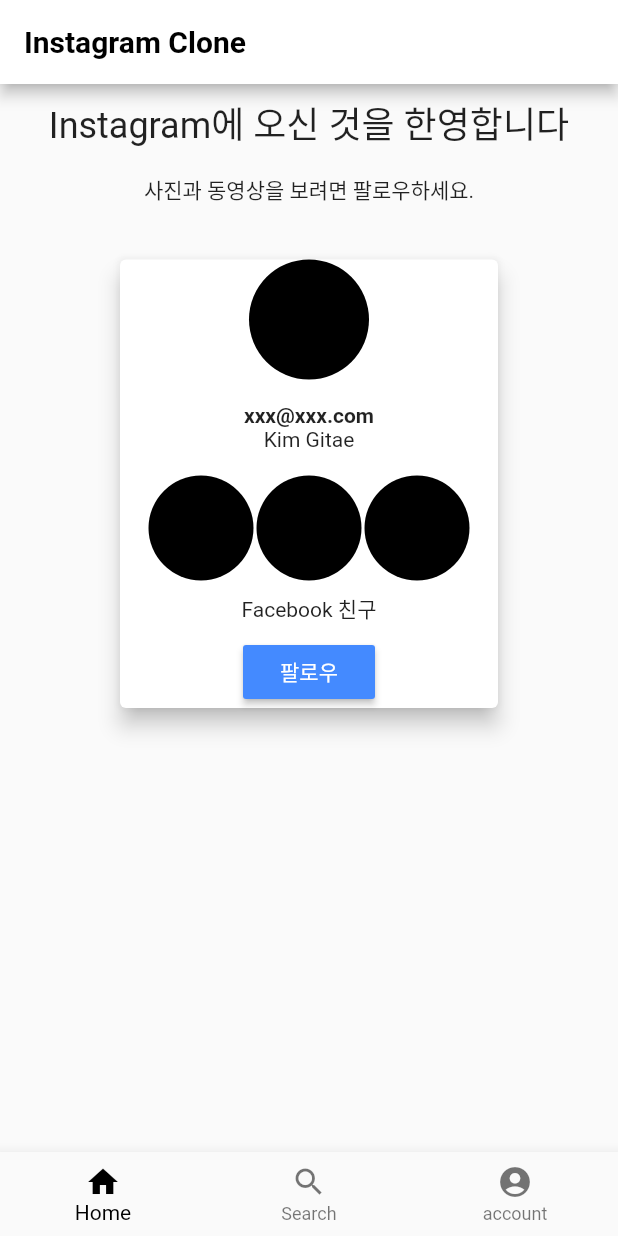
After one commit to 1004gite/Study_flutter, a Flutter app: the screen it shows after launch, after a tap on "인스타그램 클론", on a phone screen of 412 x 824 dp. The commit adds this screen. Run offline on Flutter 3.47's test engine with Material 2 defaults, Android fonts, the phone set to English and light mode, and no system bars.

Commit message:
인스타그램 클론페이지 HomePage

```diff
--- /dev/null
+++ b/lib/clone_ins.dart
@@ -0,0 +1,19 @@
+import 'package:flutter/material.dart';
+import 'tab_page.dart';
+
+class RootPage extends StatelessWidget {
+  const RootPage({Key? key}) : super(key: key);
+
+  @override
+  Widget build(BuildContext context) {
+    return MaterialApp(
+        title: 'Flutter Demo',
+        theme: ThemeData(
+            primarySwatch: Colors.blue,
+            primaryColor: Colors.white,
+            accentColor: Colors.black
+        ),
+        home: TabPage()
+    );
+  }
+}
--- /dev/null
+++ b/lib/login_page.dart
@@ -0,0 +1,12 @@
+import 'package:flutter/material.dart';
+
+class LoginPage extends StatelessWidget {
+  const LoginPage({Key? key}) : super(key: key);
+
+  @override
+  Widget build(BuildContext context) {
+    return Container(
+      child: Text('loginPage'),
+    );
+  }
+}
--- a/lib/main.dart
+++ b/lib/main.dart
@@ -1,5 +1,6 @@
 import 'package:flutter/material.dart';
 import 'package:flutter/cupertino.dart';
+import 'clone_ins.dart';
 import 'second_page.dart';
 
 void main() => runApp(MyApp());
@@ -10,7 +11,7 @@ class MyApp extends StatelessWidget {
     return MaterialApp(
       title: 'Flutter Demo',
       theme: ThemeData(
-        primarySwatch: Colors.blue,
+        primarySwatch: Colors.blue
       ),
       //위쪽에서 기본적인 테마를 정한 후 아래의 내용은 HelloPage에서 관리
       home: HelloPage('Hello World')
@@ -63,13 +64,24 @@ class _HelloPageState extends State<HelloPage> {
                 }
             ),
             RaisedButton(
-              child: Text('화면전환'),
+              child: Text('화면전환 테스트'),
                 onPressed: () {
                   Navigator.push(
                     context,
                     MaterialPageRoute(
                         builder: (context) => SecondPage()
                     )
+                  );
+                }
+            ),
+            RaisedButton(
+                child: Text('인스타그램 클론'),
+                onPressed: () {
+                  Navigator.push(
+                      context,
+                      MaterialPageRoute(
+                          builder: (context) => RootPage()
+                      )
                   );
                 }
             )
--- /dev/null
+++ b/lib/tab_page.dart
@@ -0,0 +1,42 @@
+import 'package:flutter/material.dart';
+import 'package:flutter_base/tab_pages/home_page.dart';
+
+class TabPage extends StatefulWidget {
+  const TabPage({Key? key}) : super(key: key);
+
+  @override
+  _TabPageState createState() => _TabPageState();
+}
+
+class _TabPageState extends State<TabPage> {
+  int _selectedIndex = 0;
+
+  List _pages = [
+    HomePage(),
+    Text('page2'),
+    Text('page3'),
+  ];
+
+  @override
+  Widget build(BuildContext context) {
+    return Scaffold(
+      body: _pages[_selectedIndex],
+      bottomNavigationBar: BottomNavigationBar(
+        fixedColor: Colors.black,
+        onTap: _onItemTabed,
+        currentIndex: _selectedIndex,
+        items: [
+          BottomNavigationBarItem(icon: Icon(Icons.home),title: Text('Home')),
+          BottomNavigationBarItem(icon: Icon(Icons.search),title: Text('Search')),
+          BottomNavigationBarItem(icon: Icon(Icons.account_circle),title: Text('account')),
+        ],
+      ),
+    );
+  }
+
+  void _onItemTabed(int value) {
+    setState(() {
+      _selectedIndex = value;
+    });
+  }
+}
--- /dev/null
+++ b/lib/tab_pages/home_page.dart
@@ -0,0 +1,104 @@
+import 'package:flutter/material.dart';
+
+class HomePage extends StatelessWidget {
+  const HomePage({Key? key}) : super(key: key);
+
+  @override
+  Widget build(BuildContext context) {
+    return Scaffold(
+      appBar: AppBar(
+        title: Text('Instagram Clone',
+        style: TextStyle(color: Colors.black,fontWeight: FontWeight.bold),),
+      ),
+      body: _buildBody(),
+    );
+  }
+
+  Widget _buildBody() {
+    return Padding(
+      //모든 모서리에 패딩 적용
+      padding: EdgeInsets.all(8.0),
+      //아이폰을 위한 safearea 적용
+      child: SafeArea(
+        child: SingleChildScrollView(
+          child: Center(
+            child: Column(
+              children: [
+                Text('Instagram에 오신 것을 한영합니다',
+                  style: TextStyle(fontSize: 24.0),
+                ),
+                //Text사이에 간격을 주기 위한 Padding
+                Padding(padding: EdgeInsets.all(8.0)),
+                Text('사진과 동영상을 보려면 팔로우하세요.'),
+                Padding(padding: EdgeInsets.all(16.0)),
+                //widget의 크기를 정하기 위한 SizedBox
+                SizedBox(
+                  width: 260.0,
+                  child: Card(
+                    //elevation 옵션으로 Card 위젯의 그림자 깊이를 설정
+                    elevation: 6.0,
+                    child: Column(
+                      children: [
+                        SizedBox(
+                          width: 80.0,
+                          height: 80.0,
+                          child: CircleAvatar(
+                            backgroundColor: Colors.black,
+                          ),
+                        ),
+                        Padding(padding: EdgeInsets.all(8.0)),
+                        Text('xxx@xxx.com',
+                          style: TextStyle(fontWeight: FontWeight.bold),
+                        ),
+                        Text('Kim Gitae'),
+                        Padding(padding: EdgeInsets.all(8.0)),
+                        Row(
+                          mainAxisAlignment: MainAxisAlignment.center,
+                          children: [
+                            SizedBox(
+                              width: 70.0,
+                              height: 70.0,
+                              //사진 사용시 fit 옵션으로 비율을 정할 수 있음
+                              child: CircleAvatar(
+                                backgroundColor: Colors.black,
+                              ),
+                            ),
+                            Padding(padding: EdgeInsets.all(1.0)),
+                            SizedBox(
+                              width: 70.0,
+                              height: 70.0,
+                              child: CircleAvatar(
+                                backgroundColor: Colors.black,
+                              ),
+                            ),
+                            Padding(padding: EdgeInsets.all(1.0)),
+                            SizedBox(
+                              width: 70.0,
+                              height: 70.0,
+                              child: CircleAvatar(
+                                backgroundColor: Colors.black,
+                              ),
+                            ),
+                          ],
+                        ),
+                        Padding(padding: EdgeInsets.all(4.0)),
+                        Text('Facebook 친구'),
+                        Padding(padding: EdgeInsets.all(4.0)),
+                        RaisedButton(
+                          onPressed: () {},
+                          color: Colors.blueAccent,
+                          textColor: Colors.white,
+                          child: Text('팔로우'),
+                        ),
+                      ],
+                    ),
+                  ),
+                )
+              ],
+            ),
+          ),
+        ),
+      ),
+    );
+  }
+}
```
